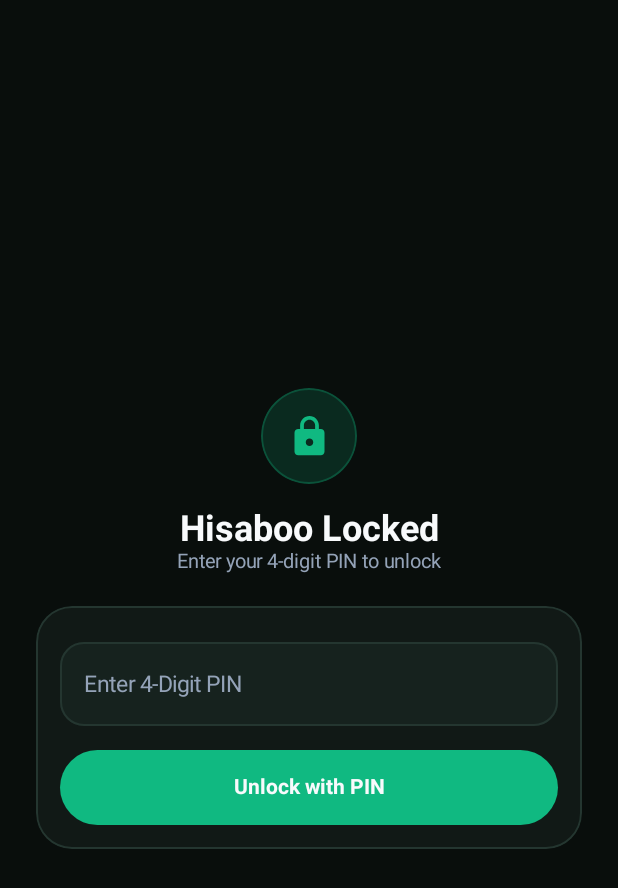
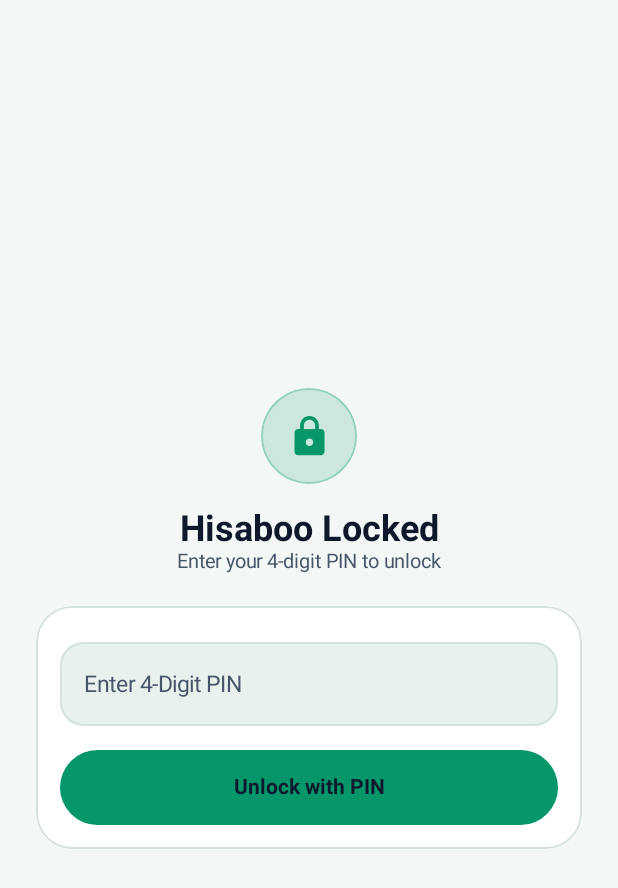
Before and after one commit to Mian-Zahid/Hisaboo, an Android app built with Jetpack Compose: the screen it shows after launch (MainActivity), on a phone screen of 412 x 824 dp. Shown: the top 888 px of the screen. Run offline under Robolectric (Android 15) with nearby library versions, the phone set to English and light mode, and no system bars; Roboto replaces fonts that are not available here.

Commit message:
Update HisabooTheme.kt

```diff
--- a/app/src/main/java/com/mianzahid/expenseentry/ui/theme/HisabooTheme.kt
+++ b/app/src/main/java/com/mianzahid/expenseentry/ui/theme/HisabooTheme.kt
@@ -6,8 +6,12 @@ import androidx.compose.material3.MaterialTheme
 import androidx.compose.material3.Shapes
 import androidx.compose.material3.Typography
 import androidx.compose.material3.darkColorScheme
+import androidx.compose.material3.lightColorScheme
 import androidx.compose.runtime.Composable
 import androidx.compose.runtime.SideEffect
+import androidx.compose.runtime.getValue
+import androidx.compose.runtime.mutableStateOf
+import androidx.compose.runtime.setValue
 import androidx.compose.ui.graphics.Brush
 import androidx.compose.ui.graphics.Color
 import androidx.compose.ui.graphics.toArgb
@@ -29,64 +33,111 @@ val JameelNooriNastaliq = FontFamily(
     Font(R.font.jameel_noori_nastaliq, FontWeight.Bold)
 )
 
-// Core Dark Obsidian & Emerald FinTech Palette
-val BgObsidian = Color(0xFF090E0C)
-val SurfaceCard = Color(0xFF111916)
-val BorderGlass = Color(0xFF243630)
-val SurfaceGlass = Color(0xFF16221E)
+// Global Theme State (Default: Light Mode)
+var isHisabooDarkTheme by mutableStateOf(false)
 
-val EmeraldPrimary = Color(0xFF10B981)
-val OnEmeraldPrimary = Color(0xFF03261C)
-val EmeraldGlowTint = Color(0x3310B981)
+// Dynamic Theme-Aware Palette (Switches seamlessly between Light & High-Contrast Dark)
+val BgObsidian: Color
+    get() = if (isHisabooDarkTheme) Color(0xFF0B1114) else Color(0xFFF3F7F5)
 
-val CashInGreen = Color(0xFF34D399)
-val CashInTint = Color(0x2434D399)
-val CashOutRed = Color(0xFFF87171)
-val CashOutTint = Color(0x26F87171)
-val AmberAccent = Color(0xFFFBBF24)
-val AmberTint = Color(0x24FBBF24)
-val BlueAccent = Color(0xFF38BDF8)
-val BlueTint = Color(0x2438BDF8)
+val SurfaceCard: Color
+    get() = if (isHisabooDarkTheme) Color(0xFF141E22) else Color(0xFFFFFFFF)
 
-val TextPrimary = Color(0xFFF8FAFC)
-val TextSecondary = Color(0xFF94A3B8)
-val TextMuted = Color(0xFF64748B)
+val BorderGlass: Color
+    get() = if (isHisabooDarkTheme) Color(0xFF283A42) else Color(0xFFD5E2DC)
+
+val SurfaceGlass: Color
+    get() = if (isHisabooDarkTheme) Color(0xFF1B282E) else Color(0xFFE9F1ED)
+
+val EmeraldPrimary: Color
+    get() = if (isHisabooDarkTheme) Color(0xFF10B981) else Color(0xFF059669)
+
+val OnEmeraldPrimary: Color
+    get() = Color(0xFFFFFFFF)
+
+val EmeraldGlowTint: Color
+    get() = if (isHisabooDarkTheme) Color(0x2E10B981) else Color(0x1F059669)
+
+val CashInGreen: Color
+    get() = if (isHisabooDarkTheme) Color(0xFF34D399) else Color(0xFF059669)
+
+val CashInTint: Color
+    get() = if (isHisabooDarkTheme) Color(0x2434D399) else Color(0x1A059669)
+
+val CashOutRed: Color
+    get() = if (isHisabooDarkTheme) Color(0xFFF87171) else Color(0xFFDC2626)
+
+val CashOutTint: Color
+    get() = if (isHisabooDarkTheme) Color(0x26F87171) else Color(0x1ADC2626)
+
+val AmberAccent: Color
+    get() = if (isHisabooDarkTheme) Color(0xFFFBBF24) else Color(0xFFD97706)
+
+val AmberTint: Color
+    get() = if (isHisabooDarkTheme) Color(0x24FBBF24) else Color(0x1AD97706)
+
+val BlueAccent: Color
+    get() = if (isHisabooDarkTheme) Color(0xFF38BDF8) else Color(0xFF0284C7)
+
+val BlueTint: Color
+    get() = if (isHisabooDarkTheme) Color(0x2438BDF8) else Color(0x1A0284C7)
+
+val TextPrimary: Color
+    get() = if (isHisabooDarkTheme) Color(0xFFF1F5F9) else Color(0xFF0F172A)
+
+val TextSecondary: Color
+    get() = if (isHisabooDarkTheme) Color(0xFFCBD5E1) else Color(0xFF475569)
+
+val TextMuted: Color
+    get() = if (isHisabooDarkTheme) Color(0xFF94A3B8) else Color(0xFF64748B)
 
 // Hero Wallet Card Mesh Gradient
 val HeroWalletGradient = Brush.linearGradient(
     colors = listOf(
-        Color(0xFF064E3B),
+        Color(0xFF065F46),
         Color(0xFF047857),
         Color(0xFF0D9488)
     )
 )
 
-val HeroCardBorder = Color(0x29FFFFFF) // 16% white alpha
+val HeroCardBorder = Color(0x29FFFFFF)
 
-private val HisabooDarkColorScheme = darkColorScheme(
-    primary = EmeraldPrimary,
-    onPrimary = OnEmeraldPrimary,
-    primaryContainer = SurfaceGlass,
-    onPrimaryContainer = CashInGreen,
-    secondary = CashInGreen,
-    onSecondary = OnEmeraldPrimary,
-    secondaryContainer = SurfaceGlass,
-    onSecondaryContainer = TextPrimary,
-    tertiary = AmberAccent,
-    onTertiary = OnEmeraldPrimary,
-    background = BgObsidian,
-    onBackground = TextPrimary,
-    surface = SurfaceCard,
-    onSurface = TextPrimary,
-    surfaceVariant = SurfaceGlass,
-    onSurfaceVariant = TextSecondary,
-    outline = BorderGlass,
-    outlineVariant = Color(0xFF1C2B26),
-    error = CashOutRed,
-    onError = Color(0xFF2B0808)
+private fun buildDarkColorScheme() = darkColorScheme(
+    primary = Color(0xFF10B981),
+    onPrimary = Color(0xFFFFFFFF),
+    primaryContainer = Color(0xFF1B282E),
+    onPrimaryContainer = Color(0xFF34D399),
+    secondary = Color(0xFF34D399),
+    onSecondary = Color(0xFFFFFFFF),
+    background = Color(0xFF0B1114),
+    onBackground = Color(0xFFF1F5F9),
+    surface = Color(0xFF141E22),
+    onSurface = Color(0xFFF1F5F9),
+    surfaceVariant = Color(0xFF1B282E),
+    onSurfaceVariant = Color(0xFFCBD5E1),
+    outline = Color(0xFF283A42),
+    error = Color(0xFFF87171)
 )
 
-val HisabooTypography = Typography(
+private fun buildLightColorScheme() = lightColorScheme(
+    primary = Color(0xFF059669),
+    onPrimary = Color(0xFFFFFFFF),
+    primaryContainer = Color(0xFFE9F1ED),
+    onPrimaryContainer = Color(0xFF059669),
+    secondary = Color(0xFF059669),
+    onSecondary = Color(0xFFFFFFFF),
+    background = Color(0xFFF3F7F5),
+    onBackground = Color(0xFF0F172A),
+    surface = Color(0xFFFFFFFF),
+    onSurface = Color(0xFF0F172A),
+    surfaceVariant = Color(0xFFE9F1ED),
+    onSurfaceVariant = Color(0xFF475569),
+    outline = Color(0xFFD5E2DC),
+    error = Color(0xFFDC2626)
+)
+
+@Composable
+private fun buildHisabooTypography() = Typography(
     displayLarge = TextStyle(
         fontFamily = FontFamily.SansSerif,
         fontWeight = FontWeight.ExtraBold,
@@ -163,23 +214,25 @@ val HisabooShapes = Shapes(
 
 @Composable
 fun HisabooTheme(
+    darkTheme: Boolean = isHisabooDarkTheme,
     content: @Composable () -> Unit
 ) {
+    val bgColor = if (darkTheme) Color(0xFF0B1114) else Color(0xFFF3F7F5)
     val view = LocalView.current
     if (!view.isInEditMode) {
         SideEffect {
             val window = (view.context as Activity).window
-            window.statusBarColor = BgObsidian.toArgb()
-            window.navigationBarColor = BgObsidian.toArgb()
+            window.statusBarColor = bgColor.toArgb()
+            window.navigationBarColor = bgColor.toArgb()
             val controller = WindowCompat.getInsetsController(window, view)
-            controller.isAppearanceLightStatusBars = false
-            controller.isAppearanceLightNavigationBars = false
+            controller.isAppearanceLightStatusBars = !darkTheme
+            controller.isAppearanceLightNavigationBars = !darkTheme
         }
     }
 
     MaterialTheme(
-        colorScheme = HisabooDarkColorScheme,
-        typography = HisabooTypography,
+        colorScheme = if (darkTheme) buildDarkColorScheme() else buildLightColorScheme(),
+        typography = buildHisabooTypography(),
         shapes = HisabooShapes,
         content = content
     )
```
